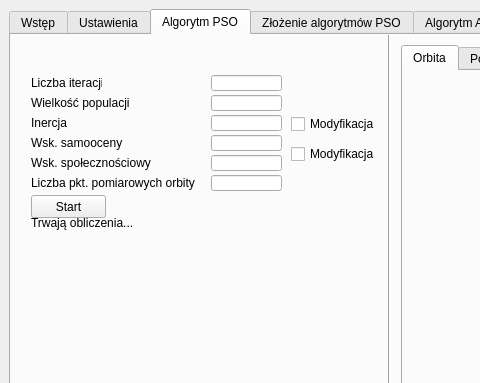
First picture: the form in gui_files/TBP_visualisation.ui, repository konradflis/TBP-GUiIO, before the edit; both pictures show x 0 to 480 and y 0 to 383 of the 800 by 600 pixel window.
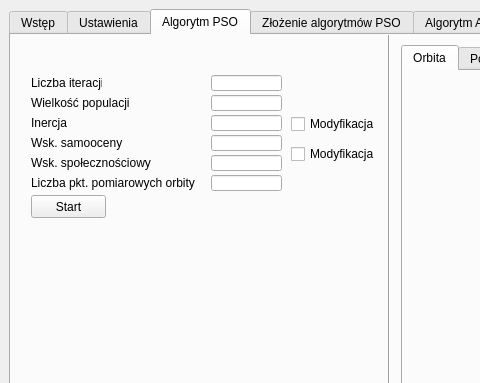
Second picture: the form after the edit. The open tabs and pages were chosen to show the change.

Patch:
```diff
--- a/gui_files/TBP_visualisation.ui
+++ b/gui_files/TBP_visualisation.ui
@@ -707,19 +707,6 @@
          </widget>
         </widget>
        </widget>
-       <widget class="QLabel" name="outputLabel">
-        <property name="geometry">
-         <rect>
-          <x>20</x>
-          <y>180</y>
-          <width>111</width>
-          <height>16</height>
-         </rect>
-        </property>
-        <property name="text">
-         <string>Trwają obliczenia...</string>
-        </property>
-       </widget>
        <widget class="QTableWidget" name="PSOresultTable">
         <property name="geometry">
          <rect>
```
Left out of the diff: 2 changed lines with no effect on the pictures.
